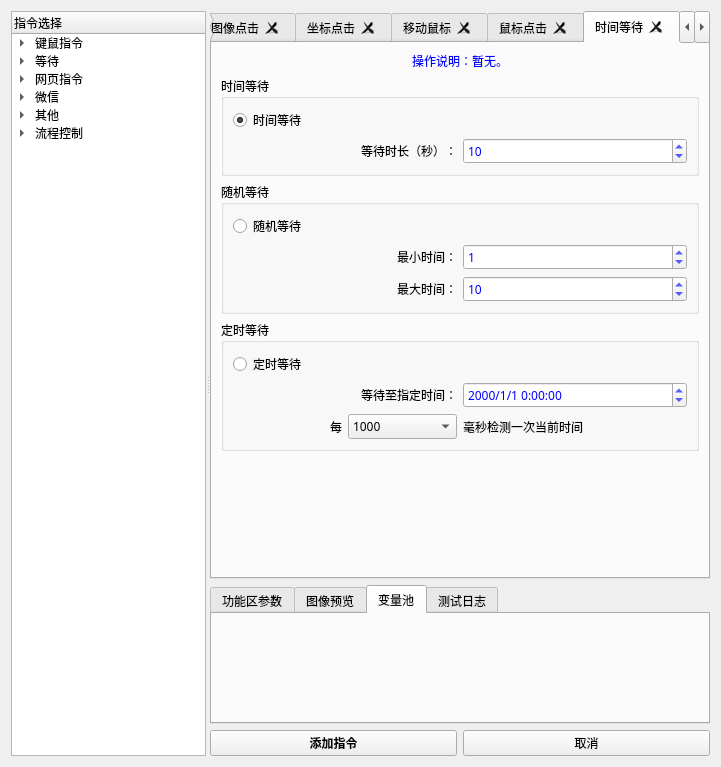
The window that 窗体/navigation.ui (FsterThanLight/automatic_clicker_2) describes before a commit, drawn with Qt 5.
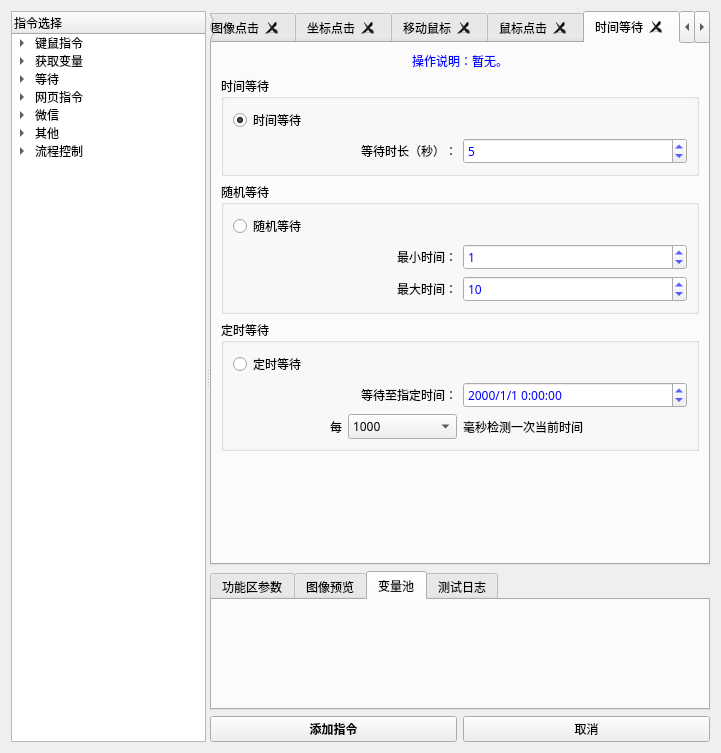
The same window after the commit. The open tabs and pages were chosen to show the change. Icons and pictures are not drawn.

Commit message: 2024年02月22日 00:06:53 变量窗口

The edit to the form file:
```diff
--- a/窗体/navigation.ui
+++ b/窗体/navigation.ui
@@ -7,7 +7,7 @@
     <x>0</x>
     <y>0</y>
     <width>721</width>
-    <height>767</height>
+    <height>753</height>
    </rect>
   </property>
   <property name="font">
@@ -99,6 +99,16 @@
         </property>
        </item>
       </item>
+      <item>
+       <property name="text">
+        <string>获取变量</string>
+       </property>
+       <item>
+        <property name="text">
+         <string>获取时间</string>
+        </property>
+       </item>
+      </item>
       <item>
        <property name="text">
         <string>等待</string>
@@ -2318,6 +2328,14 @@
                     </disabled>
                    </palette>
                   </property>
+                  <property name="font">
+                   <font>
+                    <family>微软雅黑</family>
+                    <pointsize>9</pointsize>
+                    <weight>50</weight>
+                    <bold>false</bold>
+                   </font>
+                  </property>
                   <property name="minimum">
                    <number>1</number>
                   </property>
@@ -2325,7 +2343,7 @@
                    <number>999999</number>
                   </property>
                   <property name="value">
-                   <number>10</number>
+                   <number>5</number>
                   </property>
                  </widget>
                 </item>
@@ -12471,6 +12489,7 @@
           <attribute name="title">
            <string>变量池</string>
           </attribute>
+          <layout class="QGridLayout" name="gridLayout_47"/>
          </widget>
          <widget class="QWidget" name="tab_24">
           <attribute name="title">
```
Left out of the diff: 6 changed lines with no effect on the pictures. The commit also changes 14 other files.
